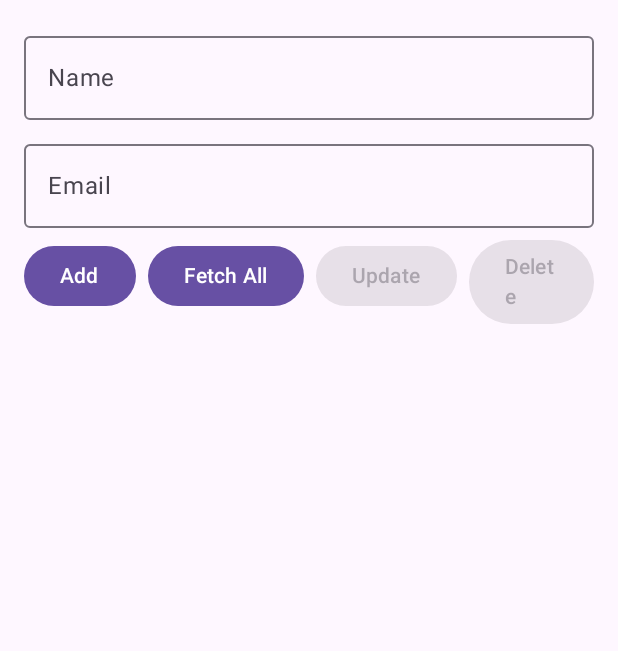
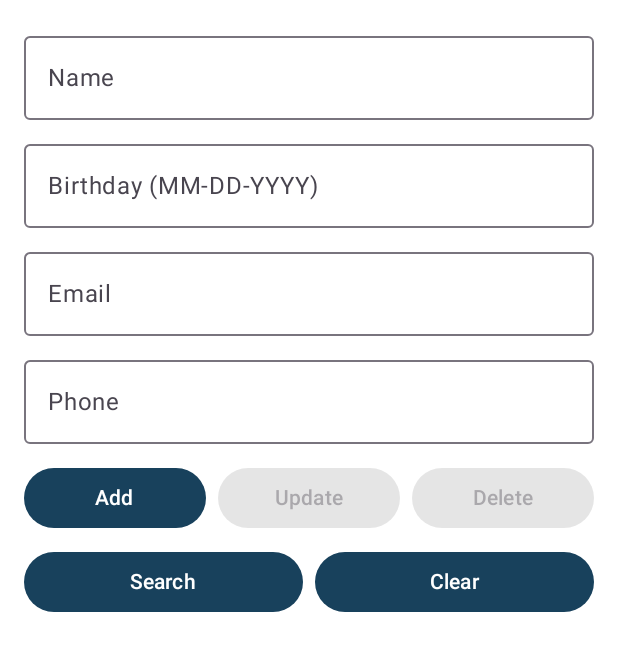
Before and after one commit to micoescsr/IT140P_Exer7, an Android app built with Jetpack Compose: the screen it shows after launch (MainActivity), after a tap on "Add", on a phone screen of 412 x 824 dp. Shown: the top 651 px of the screen. Run offline under Robolectric (Android 15) with nearby library versions, the phone set to English and light mode, and no system bars.

Commit message:
Mejo final

```diff
--- a/app/src/main/java/com/example/labexercise7/AddRecordRequest.kt
+++ b/app/src/main/java/com/example/labexercise7/AddRecordRequest.kt
@@ -5,5 +5,7 @@ import kotlinx.serialization.Serializable
 @Serializable
 data class AddRecordRequest(
     val name: String,
-    val email: String
+    val birthday: String,
+    val email: String,
+    val phone: String
 )
--- a/app/src/main/java/com/example/labexercise7/MainActivity.kt
+++ b/app/src/main/java/com/example/labexercise7/MainActivity.kt
@@ -1,16 +1,22 @@
+// Mico Efraim D. Escosura
+// IT140P - CIS341
+
 package com.example.labexercise7
 
 import android.os.Bundle
+import android.widget.Toast
 import androidx.activity.ComponentActivity
 import androidx.activity.compose.setContent
 import androidx.compose.foundation.layout.*
-import androidx.compose.foundation.lazy.LazyColumn
-import androidx.compose.foundation.lazy.items
 import androidx.compose.material3.*
 import androidx.compose.runtime.*
 import androidx.compose.ui.Modifier
+import androidx.compose.ui.platform.LocalContext
 import androidx.compose.ui.unit.dp
 import kotlinx.coroutines.launch
+import androidx.compose.material3.lightColorScheme
+import androidx.compose.ui.graphics.Color
+
 
 class MainActivity : ComponentActivity() {
     private val recordService = RecordService()
@@ -19,25 +25,59 @@ class MainActivity : ComponentActivity() {
         super.onCreate(savedInstanceState)
 
         setContent {
-            MaterialTheme {
+            MaterialTheme(
+                colorScheme = lightColorScheme(
+                    primary = Color(0xFF18415C),
+                    onPrimary = Color.White,
+                    background = Color.White,
+                    onBackground = Color.Black,
+                    surface = Color.White,
+                    onSurface = Color.Black
+                )
+            ) {
                 Surface(modifier = Modifier.fillMaxSize()) {
                     RecordApp(recordService)
                 }
             }
         }
+
     }
 }
 
 @Composable
 fun RecordApp(recordService: RecordService) {
     var name by remember { mutableStateOf("") }
+    var birthday by remember { mutableStateOf("") }
     var email by remember { mutableStateOf("") }
-    var records by remember { mutableStateOf(listOf<Record>()) }
+    var phone by remember { mutableStateOf("") }
     var selectedRecord by remember { mutableStateOf<Record?>(null) }
 
     val scope = rememberCoroutineScope()
+    val context = LocalContext.current
 
-    Column(modifier = Modifier.padding(16.dp)) {
+    fun isValidBirthday(input: String): Boolean {
+        val regex = Regex("""\d{2}-\d{2}-\d{4}""")
+        return input.matches(regex)
+    }
+
+    fun isDigitsOnly(input: String): Boolean {
+        return input.all { it.isDigit() }
+    }
+
+    fun areInputsValid(): Boolean {
+        return name.isNotBlank() &&
+                birthday.isNotBlank() &&
+                email.isNotBlank() &&
+                phone.isNotBlank()
+    }
+
+    Column(
+        modifier = Modifier
+            .fillMaxSize()
+            .padding(16.dp)
+    ) {
+
+        // Input Fields
         OutlinedTextField(
             value = name,
             onValueChange = { name = it },
@@ -45,86 +85,189 @@ fun RecordApp(recordService: RecordService) {
             modifier = Modifier.fillMaxWidth()
         )
         OutlinedTextField(
+            value = birthday,
+            onValueChange = { birthday = it },
+            label = { Text("Birthday (MM-DD-YYYY)") },
+            modifier = Modifier
+                .fillMaxWidth()
+                .padding(vertical = 8.dp)
+        )
+        OutlinedTextField(
             value = email,
             onValueChange = { email = it },
             label = { Text("Email") },
+            modifier = Modifier.fillMaxWidth()
+        )
+        OutlinedTextField(
+            value = phone,
+            onValueChange = { phone = it },
+            label = { Text("Phone") },
             modifier = Modifier
                 .fillMaxWidth()
                 .padding(vertical = 8.dp)
         )
 
-        Row(horizontalArrangement = Arrangement.spacedBy(8.dp)) {
-            Button(onClick = {
+        // Button Row 1
+        Row(
+            modifier = Modifier
+                .fillMaxWidth()
+                .padding(vertical = 4.dp),
+            horizontalArrangement = Arrangement.spacedBy(8.dp)
+        ) {
+            Button(
+                onClick = {
+                    if (!areInputsValid()) {
+                        Toast.makeText(context, "Please fill out all fields.", Toast.LENGTH_SHORT).show()
+                        return@Button
+                    }
+
+                    if (!isValidBirthday(birthday)) {
+                        Toast.makeText(context, "Invalid birthday format. Use MM-DD-YYYY.", Toast.LENGTH_SHORT).show()
+                        return@Button
+                    }
+
+                    if (!isDigitsOnly(phone)) {
+                        Toast.makeText(context, "Phone number must contain digits only.", Toast.LENGTH_SHORT).show()
+                        return@Button
+                    }
+
                     scope.launch {
-                    val success = recordService.addRecord(AddRecordRequest(name, email))
+                        val success = recordService.addRecord(
+                            AddRecordRequest(name, birthday, email, phone)
+                        )
                         if (success) {
+                            Toast.makeText(context, "Record added successfully", Toast.LENGTH_SHORT).show()
                             name = ""
+                            birthday = ""
                             email = ""
+                            phone = ""
                             selectedRecord = null
-                        records = recordService.getAllRecords()
                         }
                     }
-            }, enabled = selectedRecord == null) {
+                },
+                enabled = selectedRecord == null,
+                modifier = Modifier.weight(1f)
+            ) {
                 Text("Add")
             }
 
-            Button(onClick = {
-                scope.launch {
-                    records = recordService.getAllRecords()
-                }
-            }) {
-                Text("Fetch All")
+            Button(
+                onClick = {
+                    if (!areInputsValid()) {
+                        Toast.makeText(context, "Please fill out all fields.", Toast.LENGTH_SHORT).show()
+                        return@Button
                     }
 
-            Button(onClick = {
+                    if (!isValidBirthday(birthday)) {
+                        Toast.makeText(context, "Invalid birthday format. Use MM-DD-YYYY.", Toast.LENGTH_SHORT).show()
+                        return@Button
+                    }
+
+                    if (!isDigitsOnly(phone)) {
+                        Toast.makeText(context, "Phone number must contain digits only.", Toast.LENGTH_SHORT).show()
+                        return@Button
+                    }
+
                     scope.launch {
-                    selectedRecord?.let {
-                        recordService.updateRecord(Record(id = it.id, name = name, email = email))
+                        selectedRecord?.let { record ->
+                            val updatedRecord = Record(
+                                id = record.id,
+                                name = name,
+                                birthday = birthday,
+                                email = email,
+                                phone = phone
+                            )
+                            val success = recordService.updateRecord(updatedRecord)
+                            if (success) {
+                                Toast.makeText(context, "Record updated successfully", Toast.LENGTH_SHORT).show()
+                                selectedRecord = updatedRecord
                                 name = ""
+                                birthday = ""
                                 email = ""
-                        selectedRecord = null
-                        records = recordService.getAllRecords()
+                                phone = ""
                             }
                         }
-            }, enabled = selectedRecord != null) {
+                    }
+                },
+                enabled = selectedRecord != null,
+                modifier = Modifier.weight(1f)
+            ) {
                 Text("Update")
             }
 
-            Button(onClick = {
+            Button(
+                onClick = {
                     scope.launch {
                         selectedRecord?.let {
-                        recordService.deleteRecordByName(it.name)
+                            recordService.deleteRecordById(it.id)
+                            Toast.makeText(context, "Record deleted successfully", Toast.LENGTH_SHORT).show()
                             name = ""
+                            birthday = ""
                             email = ""
+                            phone = ""
                             selectedRecord = null
-                        records = recordService.getAllRecords()
                         }
                     }
-            }, enabled = selectedRecord != null) {
+                },
+                enabled = selectedRecord != null,
+                modifier = Modifier.weight(1f)
+            ) {
                 Text("Delete")
             }
         }
 
-        Spacer(modifier = Modifier.height(16.dp))
-
-        LazyColumn {
-            items(records) { record ->
+        // Button Row 2
         Row(
-                    horizontalArrangement = Arrangement.SpaceBetween,
             modifier = Modifier
                 .fillMaxWidth()
-                        .padding(vertical = 4.dp)
+                .padding(vertical = 4.dp),
+            horizontalArrangement = Arrangement.spacedBy(8.dp)
         ) {
-                    Text("• ${record.name} | ${record.email}")
-                    Button(onClick = {
-                        name = record.name
-                        email = record.email
-                        selectedRecord = record
-                    }) {
-                        Text("Select")
+            Button(
+                onClick = {
+                    scope.launch {
+                        if (name.isNotBlank()) {
+                            val results = recordService.searchRecordByName(name)
+                            selectedRecord = results.firstOrNull()
+                            selectedRecord?.let {
+                                name = it.name
+                                birthday = it.birthday
+                                email = it.email
+                                phone = it.phone
+                            }
+                        }
+                    }
+                },
+                modifier = Modifier.weight(1f)
+            ) {
+                Text("Search")
+            }
+
+            Button(
+                onClick = {
+                    name = ""
+                    birthday = ""
+                    email = ""
+                    phone = ""
+                    selectedRecord = null
+                },
+                modifier = Modifier.weight(1f)
+            ) {
+                Text("Clear")
+            }
+        }
+
+        // Display search result
+        selectedRecord?.let {
+            Divider(modifier = Modifier.padding(vertical = 12.dp))
+            Column(modifier = Modifier.padding(vertical = 8.dp)) {
+                Text("Search Result", style = MaterialTheme.typography.titleMedium)
+                Spacer(modifier = Modifier.height(8.dp))
+                Text("Name: ${it.name}")
+                Text("Birthday: ${it.birthday}")
+                Text("Email: ${it.email}")
+                Text("Phone Number: ${it.phone}")
             }
         }
     }
 }
-    }
-}
--- a/app/src/main/java/com/example/labexercise7/Record.kt
+++ b/app/src/main/java/com/example/labexercise7/Record.kt
@@ -6,5 +6,7 @@ import kotlinx.serialization.Serializable
 data class Record(
     val id: Int = 0,
     val name: String,
-    val email: String
+    val birthday: String,
+    val email: String,
+    val phone: String
 )
```
Also changed, not shown: app/src/main/java/com/example/labexercise7/RecordService.kt (+30 -27 lines). Lines whose indentation alone changed are shown as unchanged.
